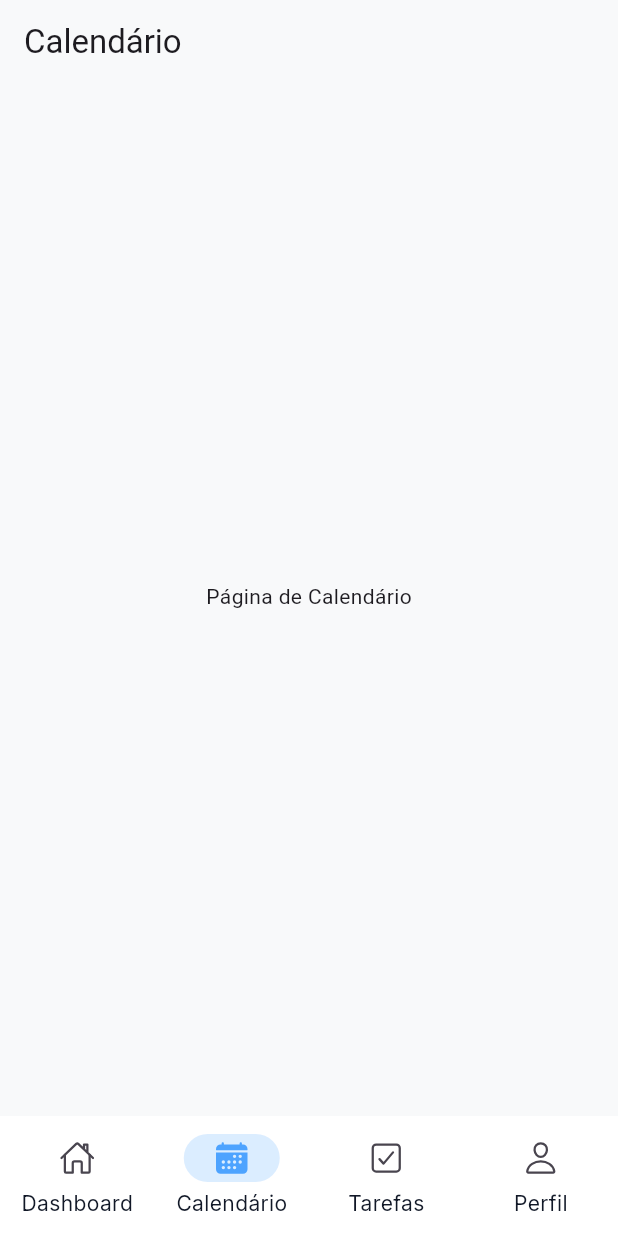
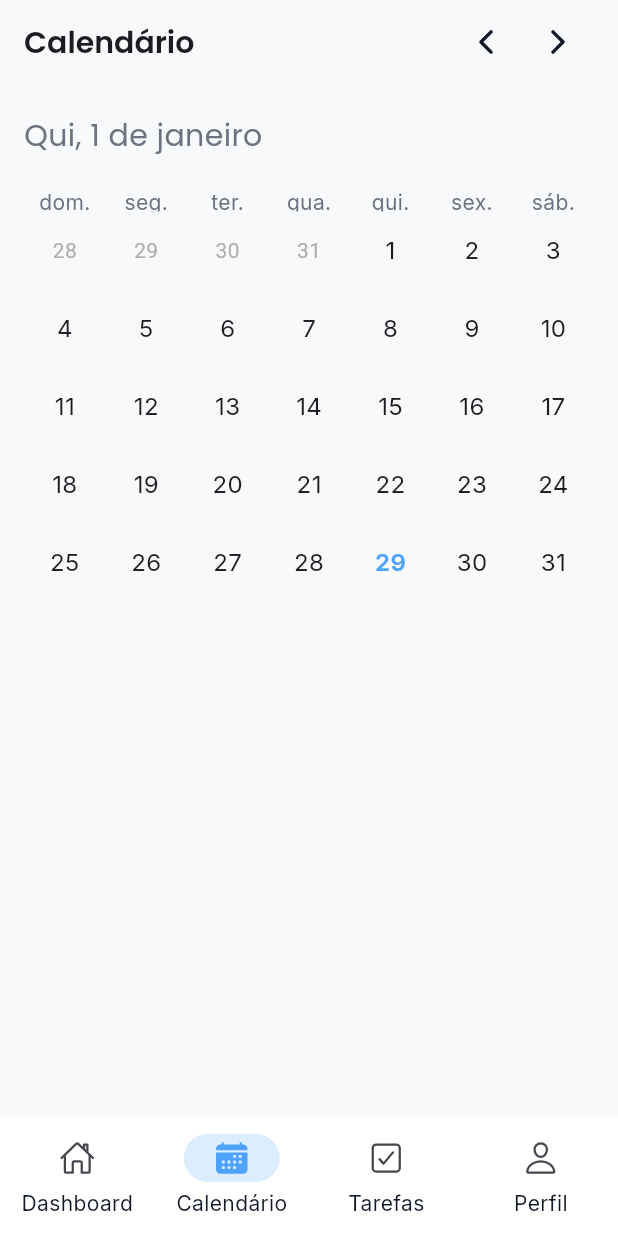
Before and after one commit to Gpeder/Day-Flow, a Flutter app: the screen it shows after launch, item 2 of the bottom bar chosen, on a phone screen of 412 x 824 dp. Run offline on Flutter 3.47's test engine with Material 3 defaults, Android fonts, the phone set to English and light mode, and no system bars; drawn by our look-alikes of table_calendar; our stand-ins replace auto_size_text, google_fonts, ionicons.

Commit message:
calendario em desenvolvimento

```diff
--- a/lib/main.dart
+++ b/lib/main.dart
@@ -1,6 +1,7 @@
 import 'package:dayflow/theme/theme.dart';
 import 'package:dayflow/view/root/root_page.dart';
 import 'package:flutter/material.dart';
+import 'package:flutter_localizations/flutter_localizations.dart';
 
 void main() {
   runApp(const DayApp());
@@ -12,6 +13,16 @@ class DayApp extends StatelessWidget {
   @override
   Widget build(BuildContext context) {
     return MaterialApp(
+      locale: const Locale('pt', 'BR'),
+      supportedLocales: const [
+        Locale('pt', 'BR'),
+        Locale('en', 'US'),
+      ],
+      localizationsDelegates: const [
+        GlobalMaterialLocalizations.delegate,
+        GlobalWidgetsLocalizations.delegate,
+        GlobalCupertinoLocalizations.delegate,
+      ],
       theme: ThemeData(
         useMaterial3: true,
         appBarTheme: AppBarTheme(
@@ -42,7 +53,7 @@ class DayApp extends StatelessWidget {
           secondaryLabelStyle: AppTextStyles.text14.copyWith(
             color: AppColors.textPrimary,
           ),
-          padding: EdgeInsets.symmetric(horizontal: 12, vertical: 8),
+          padding: const EdgeInsets.symmetric(horizontal: 12, vertical: 8),
           shape: RoundedRectangleBorder(
             borderRadius: BorderRadius.circular(20),
           ),
--- a/lib/view/calendario.dart
+++ b/lib/view/calendario.dart
@@ -1,13 +1,153 @@
+import 'package:dayflow/theme/theme.dart';
 import 'package:flutter/material.dart';
+import 'package:ionicons/ionicons.dart';
+import 'package:table_calendar/table_calendar.dart';
 
-class Calendario extends StatelessWidget {
+class Calendario extends StatefulWidget {
   const Calendario({super.key});
+
+  @override
+  State<Calendario> createState() => _CalendarioState();
+}
+
+class _CalendarioState extends State<Calendario> {
+  DateTime mesAtual = DateTime.now();
+  DateTime? dataSelecionada;
+
+  String _formatDataPT(DateTime data) {
+    const diasSemana = ['Seg', 'Ter', 'Qua', 'Qui', 'Sex', 'Sáb', 'Dom'];
+
+    const meses = [
+      'janeiro',
+      'fevereiro',
+      'março',
+      'abril',
+      'maio',
+      'junho',
+      'julho',
+      'agosto',
+      'setembro',
+      'outubro',
+      'novembro',
+      'dezembro',
+    ];
+
+    final dia = data.day;
+    final diaSet = diasSemana[data.weekday - 1];
+    final mes = meses[data.month - 1];
+
+    return '$diaSet, $dia de $mes';
+  }
+
+  void _proximoMes() {
+    setState(() {
+      mesAtual = DateTime(mesAtual.year, mesAtual.month + 1);
+    });
+  }
+
+  void _mesAnterior() {
+    setState(() {
+      mesAtual = DateTime(mesAtual.year, mesAtual.month - 1);
+    });
+  }
 
   @override
   Widget build(BuildContext context) {
     return Scaffold(
-      appBar: AppBar(title: const Text('Calendário')),
-      body: const Center(child: Text('Página de Calendário')),
+      appBar: AppBar(
+        title: Text('Calendário', style: AppTextStyles.title20Bold),
+        actionsPadding: const EdgeInsets.only(right: 16),
+        actions: [
+          IconButton(
+            icon: Icon(
+              Ionicons.chevron_back_outline,
+              color: AppColors.textPrimary,
+            ),
+            onPressed: _mesAnterior,
+          ),
+          IconButton(
+            icon: Icon(
+              Ionicons.chevron_forward_outline,
+              color: AppColors.textPrimary,
+            ),
+            onPressed: _proximoMes,
+          ),
+        ],
+      ),
+      body: SingleChildScrollView(
+        padding: EdgeInsets.symmetric(horizontal: 16).copyWith(top: 20),
+        child: Column(
+          crossAxisAlignment: CrossAxisAlignment.start,
+          children: [
+            //? mês e ano
+            Text(
+              _formatDataPT(DateTime(mesAtual.year, mesAtual.month, 1)),
+              style: AppTextStyles.title20.copyWith(color: AppColors.textMuted),
+            ),
+
+            const SizedBox(height: 20),
+
+            //? calendário
+            TableCalendar(
+              locale: 'pt_BR',
+              availableCalendarFormats: const {CalendarFormat.month: 'Mês'},
+              currentDay: DateTime.now(),
+              focusedDay: mesAtual,
+              firstDay: DateTime(2000),
+              lastDay: DateTime(2100),
+              headerVisible: false,
+              selectedDayPredicate: (day) => isSameDay(day, dataSelecionada),
+
+              onDaySelected: (selectedDay, focusedDay) {
+                setState(() {
+                  dataSelecionada = selectedDay;
+                  mesAtual = focusedDay;
+                });
+              },
+              onPageChanged: (focusedDay) {
+                mesAtual = focusedDay;
+              },
+
+              daysOfWeekStyle: DaysOfWeekStyle(
+                weekdayStyle: AppTextStyles.text14.copyWith(
+                  color: AppColors.textMuted,
+                ),
+                weekendStyle: AppTextStyles.text14.copyWith(
+                  color: AppColors.textMuted,
+                ),
+              ),
+
+              calendarStyle: CalendarStyle(
+                outsideDaysVisible: true,
+                defaultTextStyle: AppTextStyles.text16,
+                weekendTextStyle: AppTextStyles.text16,
+                todayTextStyle: AppTextStyles.text16Bold.copyWith(
+                  color: AppColors.primary,
+                ),
+                selectedTextStyle: AppTextStyles.text16Bold.copyWith(
+                  color: Colors.white,
+                ),
+
+                todayDecoration: BoxDecoration(
+                  color: Colors.transparent,
+                  shape: BoxShape.circle,
+                ),
+                selectedDecoration: BoxDecoration(
+                  color: AppColors.primary,
+                  shape: BoxShape.circle,
+                ),
+
+                markerDecoration: BoxDecoration(
+                  color: AppColors.primary,
+                  shape: BoxShape.circle,
+                ),
+                markersAlignment: Alignment.bottomCenter,
+                markerSize: 5,
+              ),
+            ),
+          ],
+        ),
+      ),
     );
   }
 }
--- a/pubspec.yaml
+++ b/pubspec.yaml
@@ -16,6 +16,8 @@ dependencies:
   google_fonts: ^8.0.0
   ionicons: ^0.2.2
   auto_size_text: ^3.0.0
+  table_calendar: ^3.2.0
+  flutter_localization: ^0.3.3
 
 dev_dependencies:
   flutter_test:
```
Also changed, not shown: pubspec.lock.
